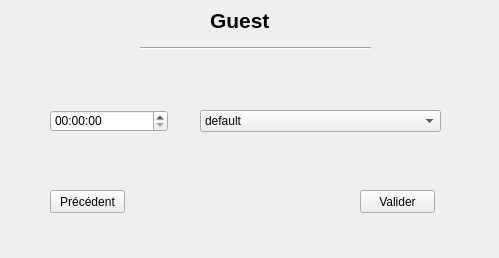
First picture: the form in view/assets/guest_inscription.ui, repository TheoLefeuvre16/TP_GLPOO, before the edit.
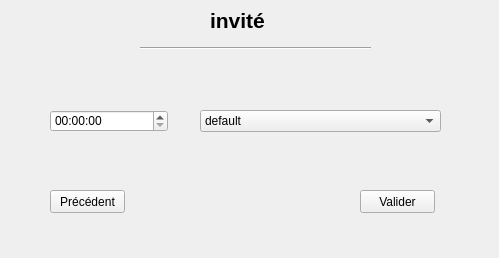
Second picture: the form after the edit.

Commit message: + translate guest + change unique constraint in guest

```diff
--- a/view/assets/guest_inscription.ui
+++ b/view/assets/guest_inscription.ui
@@ -46,7 +46,7 @@
     </font>
    </property>
    <property name="text">
-    <string>Guest</string>
+    <string>invité</string>
    </property>
   </widget>
   <widget class="QPushButton" name="precedent_button">
```
The commit also changes 4 other files.
